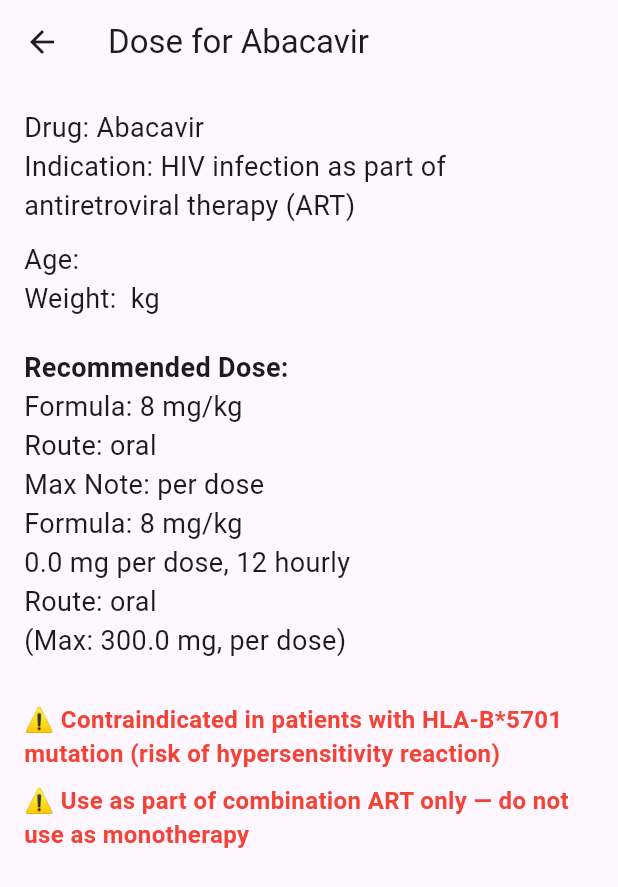
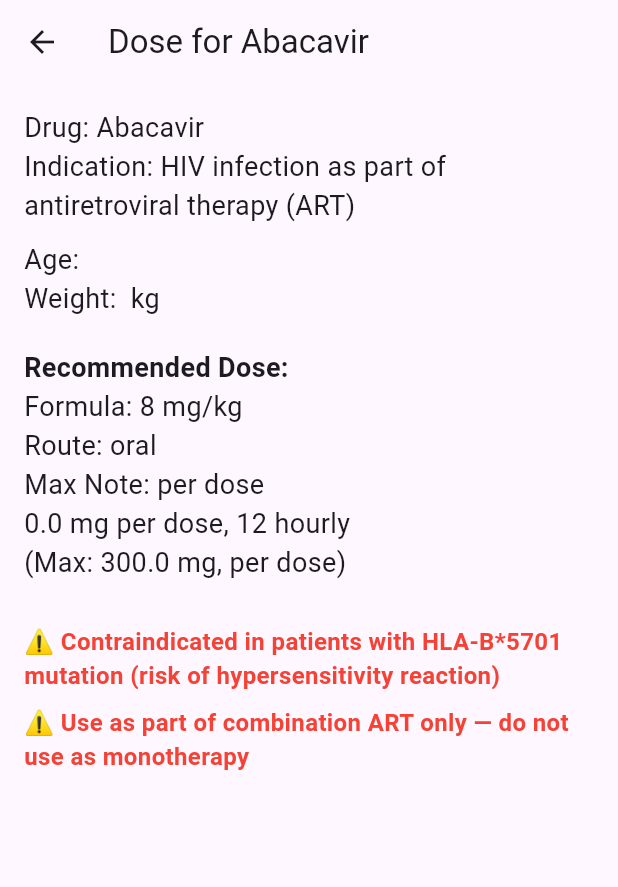
Before and after one commit to Dr-Advocate/Paeds-Dosing-App-SA, a Flutter app: the DrugSelectionScreen screen opened directly with empty values, after a tap on "Abacavir", on a phone screen of 412 x 824 dp. Shown: the top 887 px of the screen. Run offline on Flutter 3.47's test engine with Material 3 defaults, Android fonts, the phone set to English and light mode, and no system bars.

Commit message:
Force show optional fields on result screen

```diff
--- a/assets/assets/drugs.json
+++ b/assets/assets/drugs.json
@@ -313,7 +313,7 @@
     "doseMgPerKg": 15,
     "formula": "15 mg/kg",
     "frequency": "6 hourly",
-    "route": "oral or rectal",
+    "route": "oral or rectal or IV",
     "maxSingleDoseMg": 1000,
     "maxDoseNote": "per dose",
     "warnings": [
--- a/lib/result_screen.dart
+++ b/lib/result_screen.dart
@@ -83,23 +83,28 @@ class _ResultScreenState extends State<ResultScreen> {
                 Text("Gestational Age: ${widget.gestAge} weeks", style: TextStyle(fontSize: 18)),
               SizedBox(height: 20),
               Text("Recommended Dose:", style: TextStyle(fontSize: 18, fontWeight: FontWeight.bold)),
+
+              // FORCE SHOW FIELDS FOR DEBUGGING
               Text("Formula: ${_match!.formula ?? 'null'}", style: TextStyle(fontSize: 18)),
               Text("Route: ${_match!.route ?? 'null'}", style: TextStyle(fontSize: 18)),
               Text("Max Note: ${_match!.maxDoseNote ?? 'null'}", style: TextStyle(fontSize: 18)),
-              if (_match!.formula != null && _match!.formula!.isNotEmpty)
-                Text("Formula: ${_match!.formula}", style: TextStyle(fontSize: 18)),
+
+              // MAIN DOSE DISPLAY
               Text(
                 "${_finalDose?.toStringAsFixed(1) ?? '---'} mg per dose, ${_match!.frequency}",
                 style: TextStyle(fontSize: 18),
               ),
-              if (_match!.route != null && _match!.route!.isNotEmpty)
-                Text("Route: ${_match!.route}", style: TextStyle(fontSize: 18)),
+
+              // ROUTE + MAX DOSE LINE
               Text(
                 "(Max: ${_match!.maxSingleDoseMg} mg"
                     "${_match!.maxDoseNote != null && _match!.maxDoseNote!.isNotEmpty ? ', ${_match!.maxDoseNote}' : ''})",
                 style: TextStyle(fontSize: 18),
               ),
+
               SizedBox(height: 20),
+
+              // WARNINGS DISPLAY
               if (_match!.warnings.isNotEmpty)
                 ..._match!.warnings.map((w) => Padding(
                   padding: const EdgeInsets.only(top: 8.0),
```
